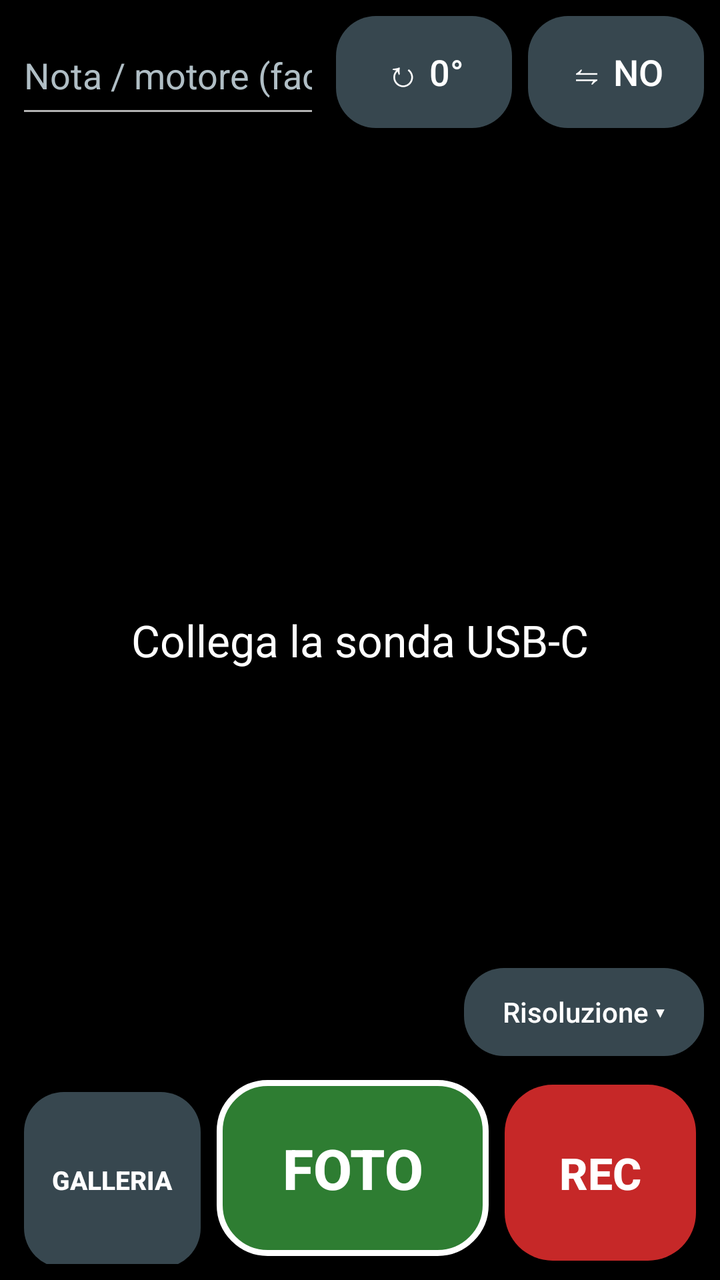
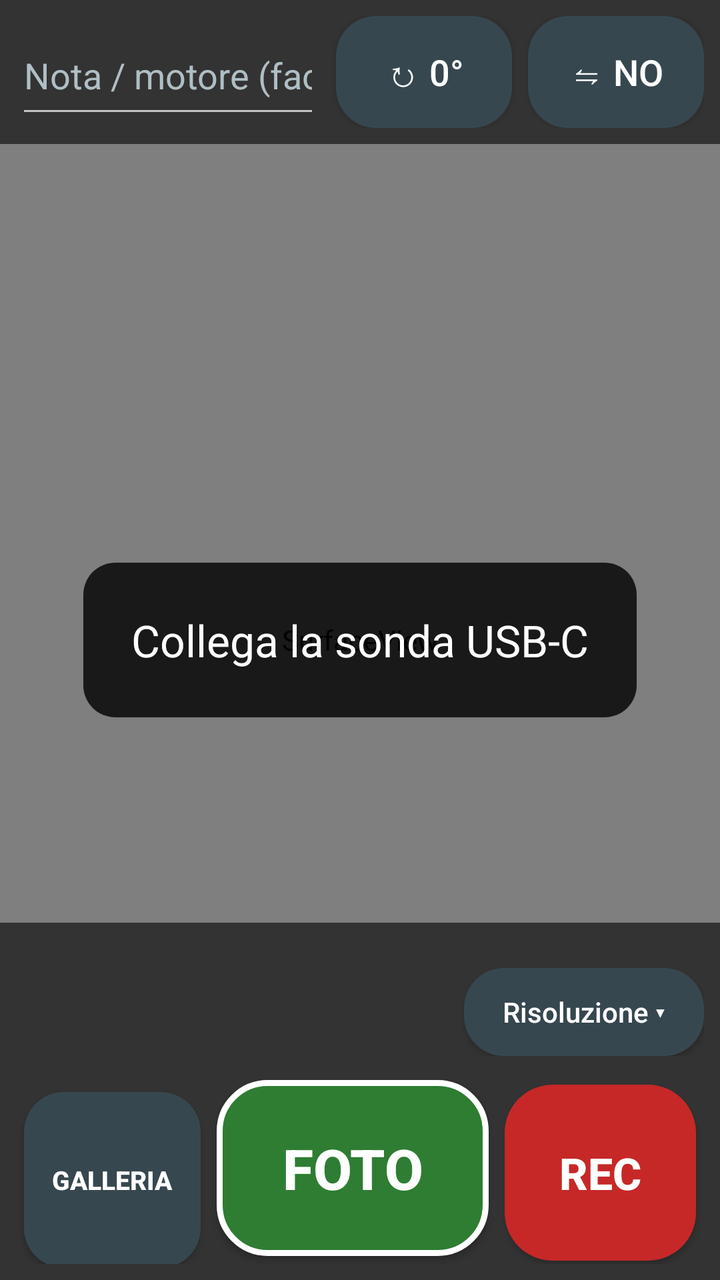

Screens rendered from an Android XML layout before and after an edit, with the pre-edit source and the edit as a unified diff.
<!-- AndroidManifest.xml: application theme AppTheme -->
<!-- res/layout/activity_main.xml -->
<?xml version="1.0" encoding="utf-8"?>
<FrameLayout xmlns:android="http://schemas.android.com/apk/res/android"
    android:id="@+id/root"
    android:layout_width="match_parent"
    android:layout_height="match_parent"
    android:background="@color/black"
    android:keepScreenOn="true">

    <FrameLayout
        android:id="@+id/previewContainer"
        android:layout_width="match_parent"
        android:layout_height="match_parent"
        android:clipChildren="true">

        <TextureView
            android:id="@+id/previewView"
            android:layout_width="match_parent"
            android:layout_height="match_parent"
            android:layout_gravity="center" />
    </FrameLayout>

    <View
        android:id="@+id/flashView"
        android:layout_width="match_parent"
        android:layout_height="match_parent"
        android:background="@color/white"
        android:visibility="gone" />

    <TextView
        android:id="@+id/statusText"
        android:layout_width="wrap_content"
        android:layout_height="wrap_content"
        android:layout_gravity="center"
        android:layout_margin="24dp"
        android:background="@drawable/bg_status"
        android:clickable="true"
        android:focusable="true"
        android:gravity="center"
        android:padding="24dp"
        android:text="@string/status_connect"
        android:textColor="@color/white"
        android:textSize="22sp" />

    <LinearLayout
        android:id="@+id/topBar"
        android:layout_width="match_parent"
        android:layout_height="wrap_content"
        android:layout_gravity="top"
        android:background="@color/panel"
        android:gravity="center_vertical"
        android:orientation="horizontal"
        android:padding="8dp">

        <EditText
            android:id="@+id/noteInput"
            android:layout_width="0dp"
            android:layout_height="56dp"
            android:layout_weight="1"
            android:hint="@string/hint_note"
            android:imeOptions="actionDone"
            android:inputType="text"
            android:maxLines="1"
            android:singleLine="true"
            android:textColor="@color/white"
            android:textColorHint="@color/hint"
            android:textSize="18sp" />

        <Button
            android:id="@+id/btnRotate"
            android:layout_width="wrap_content"
            android:layout_height="56dp"
            android:layout_marginStart="8dp"
            android:background="@drawable/bg_btn_dark"
            android:minWidth="88dp"
            android:text="↻ 0°"
            android:textAllCaps="false"
            android:textColor="@color/white"
            android:textSize="18sp" />

        <Button
            android:id="@+id/btnMirror"
            android:layout_width="wrap_content"
            android:layout_height="56dp"
            android:layout_marginStart="8dp"
            android:background="@drawable/bg_btn_dark"
            android:minWidth="88dp"
            android:text="⇋ NO"
            android:textAllCaps="false"
            android:textColor="@color/white"
            android:textSize="18sp" />
    </LinearLayout>

    <TextView
        android:id="@+id/timerText"
        android:layout_width="wrap_content"
        android:layout_height="wrap_content"
        android:layout_gravity="top|center_horizontal"
        android:layout_marginTop="80dp"
        android:background="@drawable/bg_status"
        android:paddingStart="16dp"
        android:paddingTop="6dp"
        android:paddingEnd="16dp"
        android:paddingBottom="6dp"
        android:text="● 00:00"
        android:textColor="#FFFF5252"
        android:textSize="26sp"
        android:textStyle="bold"
        android:visibility="gone" />

    <LinearLayout
        android:id="@+id/bottomPanel"
        android:layout_width="match_parent"
        android:layout_height="wrap_content"
        android:layout_gravity="bottom"
        android:background="@color/panel"
        android:orientation="vertical">

        <LinearLayout
            android:layout_width="match_parent"
            android:layout_height="wrap_content"
            android:gravity="center_vertical"
            android:orientation="horizontal"
            android:paddingStart="12dp"
            android:paddingTop="4dp"
            android:paddingEnd="8dp">

            <TextView
                android:id="@+id/lastKeyText"
                android:layout_width="0dp"
                android:layout_height="wrap_content"
                android:layout_weight="1"
                android:textColor="@color/hint"
                android:textSize="12sp" />

            <Button
                android:id="@+id/btnRes"
                android:layout_width="wrap_content"
                android:layout_height="44dp"
                android:layout_marginStart="8dp"
                android:background="@drawable/bg_btn_dark"
                android:minWidth="120dp"
                android:paddingStart="12dp"
                android:paddingEnd="12dp"
                android:text="@string/res_button"
                android:textAllCaps="false"
                android:textColor="@color/white"
                android:textSize="14sp" />
        </LinearLayout>

        <LinearLayout
            android:id="@+id/brightnessRow"
            android:layout_width="match_parent"
            android:layout_height="wrap_content"
            android:gravity="center_vertical"
            android:orientation="horizontal"
            android:paddingStart="12dp"
            android:paddingEnd="12dp"
            android:visibility="gone">

            <TextView
                android:layout_width="wrap_content"
                android:layout_height="wrap_content"
                android:text="@string/label_brightness"
                android:textColor="@color/white"
                android:textSize="16sp" />

            <SeekBar
                android:id="@+id/brightnessSeek"
                android:layout_width="0dp"
                android:layout_height="48dp"
                android:layout_marginStart="8dp"
                android:layout_weight="1" />
        </LinearLayout>

        <LinearLayout
            android:layout_width="match_parent"
            android:layout_height="wrap_content"
            android:orientation="horizontal"
            android:padding="8dp">

            <Button
                android:id="@+id/btnGallery"
                android:layout_width="0dp"
                android:layout_height="88dp"
                android:layout_margin="4dp"
                android:layout_weight="1.3"
                android:background="@drawable/bg_btn_dark"
                android:maxLines="1"
                android:paddingStart="4dp"
                android:paddingEnd="4dp"
                android:text="@string/btn_gallery"
                android:textColor="@color/white"
                android:textSize="13sp"
                android:textStyle="bold" />

            <Button
                android:id="@+id/btnPhoto"
                android:layout_width="0dp"
                android:layout_height="88dp"
                android:layout_margin="4dp"
                android:layout_weight="2"
                android:background="@drawable/bg_btn_photo"
                android:text="@string/btn_photo"
                android:textColor="@color/white"
                android:textSize="28sp"
                android:textStyle="bold" />

            <Button
                android:id="@+id/btnRec"
                android:layout_width="0dp"
                android:layout_height="88dp"
                android:layout_margin="4dp"
                android:layout_weight="1.4"
                android:background="@drawable/bg_btn_rec"
                android:text="@string/btn_rec"
                android:textColor="@color/white"
                android:textSize="22sp"
                android:textStyle="bold" />
        </LinearLayout>
    </LinearLayout>
</FrameLayout>
<!-- resources referenced by this layout -->
<resources>
  <color name="black">#FF000000</color>
  <color name="hint">#FFB0BEC5</color>
  <color name="panel">#99000000</color>
  <color name="white">#FFFFFFFF</color>
  <!-- drawable bg_btn_dark (drawable) -->
  <?xml version="1.0" encoding="utf-8"?>
  <shape xmlns:android="http://schemas.android.com/apk/res/android" android:shape="rectangle">
      <solid android:color="@color/slate" />
      <corners android:radius="20dp" />
  </shape>
  <!-- drawable bg_btn_photo (drawable) -->
  <?xml version="1.0" encoding="utf-8"?>
  <shape xmlns:android="http://schemas.android.com/apk/res/android" android:shape="rectangle">
      <solid android:color="@color/green" />
      <stroke android:width="3dp" android:color="@color/white" />
      <corners android:radius="24dp" />
  </shape>
  <!-- drawable bg_btn_rec (drawable) -->
  <?xml version="1.0" encoding="utf-8"?>
  <shape xmlns:android="http://schemas.android.com/apk/res/android" android:shape="rectangle">
      <solid android:color="@color/red" />
      <corners android:radius="24dp" />
  </shape>
  <!-- drawable bg_status (drawable) -->
  <?xml version="1.0" encoding="utf-8"?>
  <shape xmlns:android="http://schemas.android.com/apk/res/android" android:shape="rectangle">
      <solid android:color="#CC000000" />
      <corners android:radius="16dp" />
  </shape>
  <string name="btn_gallery">GALLERIA</string>
  <string name="btn_photo">FOTO</string>
  <string name="btn_rec">REC</string>
  <string name="hint_note">Nota / motore (facoltativo)</string>
  <string name="label_brightness">Luminosità</string>
  <string name="res_button">Risoluzione ▾</string>
  <string name="status_connect">Collega la sonda USB-C</string>
  <style name="AppTheme" parent="Theme.AppCompat.NoActionBar">
          <item name="android:windowBackground">@color/black</item>
          <item name="android:statusBarColor">@color/black</item>
          <item name="android:navigationBarColor">@color/black</item>
          <item name="android:textColor">@color/white</item>
      </style>
  <color name="slate">#FF37474F</color>
  <color name="green">#FF2E7D32</color>
  <color name="red">#FFC62828</color>
</resources>

<!-- the commit's change to res/layout/activity_main.xml (unified diff, before → after) -->
@@ -12,7 +12,7 @@
         android:layout_height="match_parent"
         android:clipChildren="true">
 
-        <TextureView
+        <SurfaceView
             android:id="@+id/previewView"
             android:layout_width="match_parent"
             android:layout_height="match_parent"
@@ -115,6 +115,17 @@
         android:background="@color/panel"
         android:orientation="vertical">
 
+        <TextView
+            android:id="@+id/debugText"
+            android:layout_width="match_parent"
+            android:layout_height="wrap_content"
+            android:maxLines="3"
+            android:paddingStart="12dp"
+            android:paddingTop="4dp"
+            android:paddingEnd="12dp"
+            android:textColor="#FFFFEB3B"
+            android:textSize="11sp" />
+
         <LinearLayout
             android:layout_width="match_parent"
             android:layout_height="wrap_content"
